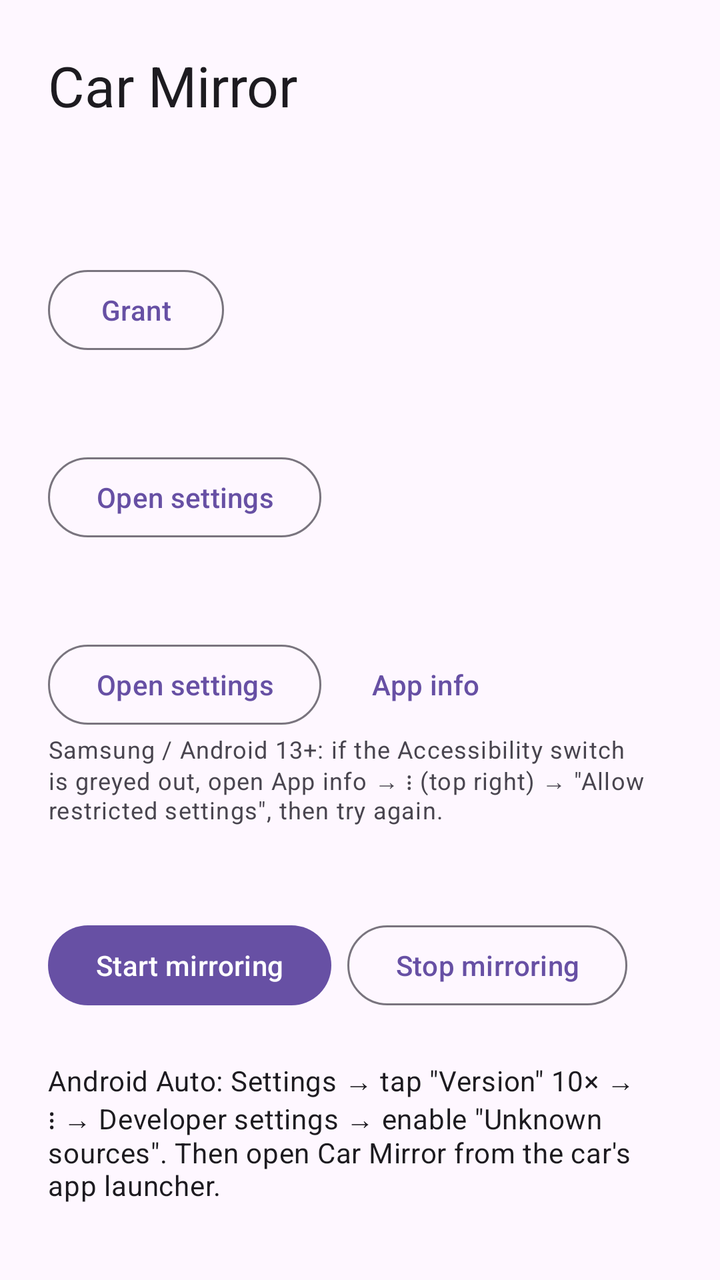
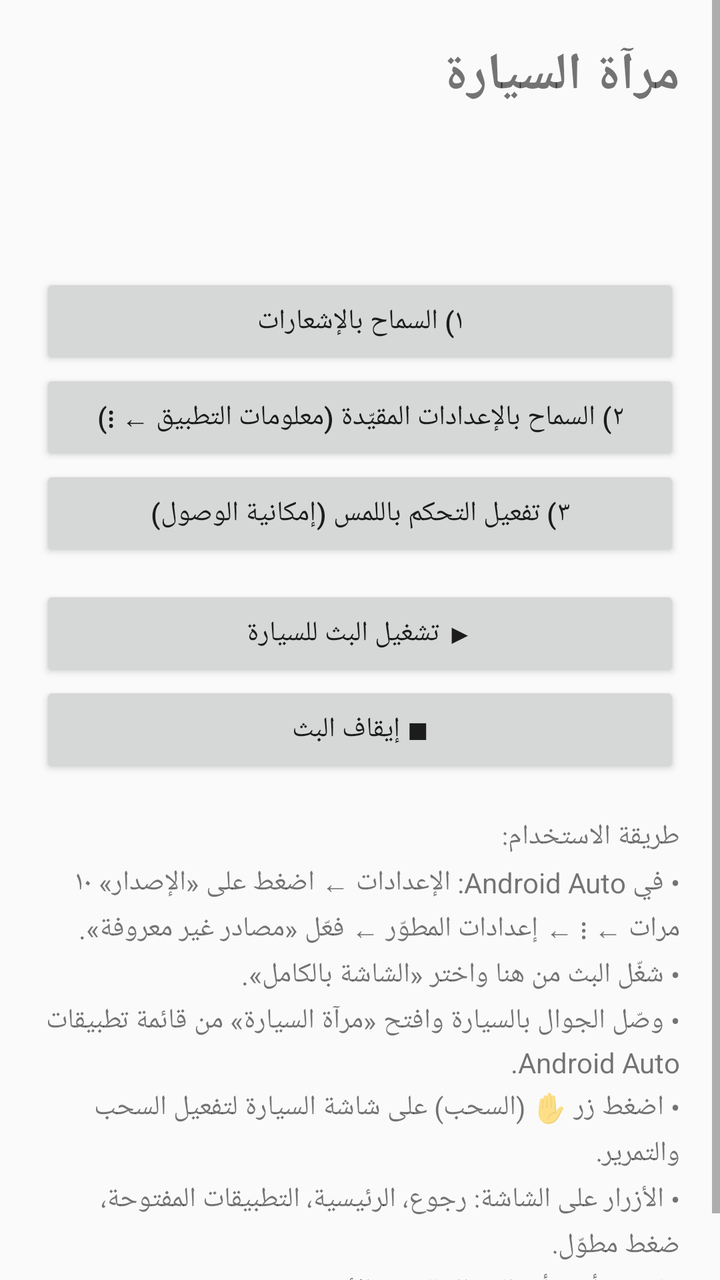

The first picture is an Android layout as it rendered before a commit; the second is the same layout after the commit. The layout source and the unified diff follow.
<!-- AndroidManifest.xml: application theme Theme.CarMirror -->
<!-- res/layout/activity_main.xml -->
<?xml version="1.0" encoding="utf-8"?>
<ScrollView xmlns:android="http://schemas.android.com/apk/res/android"
    android:layout_width="match_parent"
    android:layout_height="match_parent"
    android:fitsSystemWindows="true">

    <LinearLayout
        android:layout_width="match_parent"
        android:layout_height="wrap_content"
        android:orientation="vertical"
        android:padding="24dp">

        <TextView
            android:layout_width="wrap_content"
            android:layout_height="wrap_content"
            android:layout_marginBottom="24dp"
            android:text="@string/app_name"
            android:textAppearance="?attr/textAppearanceHeadlineMedium" />

        
        <TextView android:id="@+id/statusNotifications" style="@style/StepTitle" />
        <com.google.android.material.button.MaterialButton
            android:id="@+id/btnNotifications"
            style="@style/Widget.Material3.Button.OutlinedButton"
            android:layout_width="wrap_content"
            android:layout_height="wrap_content"
            android:text="@string/grant" />

        
        <TextView android:id="@+id/statusOverlay" style="@style/StepTitle" />
        <com.google.android.material.button.MaterialButton
            android:id="@+id/btnOverlay"
            style="@style/Widget.Material3.Button.OutlinedButton"
            android:layout_width="wrap_content"
            android:layout_height="wrap_content"
            android:text="@string/open_settings" />

        
        <TextView android:id="@+id/statusAccessibility" style="@style/StepTitle" />
        <LinearLayout
            android:layout_width="wrap_content"
            android:layout_height="wrap_content"
            android:orientation="horizontal">
            <com.google.android.material.button.MaterialButton
                android:id="@+id/btnAccessibility"
                style="@style/Widget.Material3.Button.OutlinedButton"
                android:layout_width="wrap_content"
                android:layout_height="wrap_content"
                android:layout_marginEnd="8dp"
                android:text="@string/open_settings" />
            <com.google.android.material.button.MaterialButton
                android:id="@+id/btnAppInfo"
                style="@style/Widget.Material3.Button.TextButton"
                android:layout_width="wrap_content"
                android:layout_height="wrap_content"
                android:text="@string/app_info" />
        </LinearLayout>
        <TextView
            android:layout_width="match_parent"
            android:layout_height="wrap_content"
            android:text="@string/restricted_hint"
            android:textAppearance="?attr/textAppearanceBodySmall" />

        
        <TextView android:id="@+id/statusMirror" style="@style/StepTitle" />
        <LinearLayout
            android:layout_width="wrap_content"
            android:layout_height="wrap_content"
            android:orientation="horizontal">
            <com.google.android.material.button.MaterialButton
                android:id="@+id/btnStart"
                android:layout_width="wrap_content"
                android:layout_height="wrap_content"
                android:layout_marginEnd="8dp"
                android:text="@string/start_mirroring" />
            <com.google.android.material.button.MaterialButton
                android:id="@+id/btnStop"
                style="@style/Widget.Material3.Button.OutlinedButton"
                android:layout_width="wrap_content"
                android:layout_height="wrap_content"
                android:text="@string/stop_mirroring" />
        </LinearLayout>

        <TextView
            android:layout_width="match_parent"
            android:layout_height="wrap_content"
            android:layout_marginTop="24dp"
            android:text="@string/aa_hint"
            android:textAppearance="?attr/textAppearanceBodyMedium" />
    </LinearLayout>
</ScrollView>
<!-- resources referenced by this layout -->
<resources>
  <string name="aa_hint">Android Auto: Settings → tap \"Version\" 10× → ⋮ → Developer settings → enable \"Unknown sources\". Then open Car Mirror from the car\'s app launcher.</string>
  <string name="app_info">App info</string>
  <string name="app_name">Car Mirror</string>
  <string name="grant">Grant</string>
  <string name="open_settings">Open settings</string>
  <string name="restricted_hint">Samsung / Android 13+: if the Accessibility switch is greyed out, open App info → ⋮ (top right) → \"Allow restricted settings\", then try again.</string>
  <string name="start_mirroring">Start mirroring</string>
  <string name="stop_mirroring">Stop mirroring</string>
  <style name="StepTitle">
          <item name="android:layout_width">match_parent</item>
          <item name="android:layout_height">wrap_content</item>
          <item name="android:layout_marginTop">20dp</item>
          <item name="android:layout_marginBottom">4dp</item>
          <item name="android:textAppearance">?attr/textAppearanceTitleMedium</item>
      </style>
  <style name="Theme.CarMirror" parent="Theme.Material3.DayNight.NoActionBar" />
</resources>

<!-- the commit's change to res/layout/activity_main.xml (unified diff, before → after) -->
@@ -1,91 +1,73 @@
 <?xml version="1.0" encoding="utf-8"?>
 <ScrollView xmlns:android="http://schemas.android.com/apk/res/android"
     android:layout_width="match_parent"
-    android:layout_height="match_parent"
-    android:fitsSystemWindows="true">
+    android:layout_height="match_parent">
 
     <LinearLayout
         android:layout_width="match_parent"
         android:layout_height="wrap_content"
         android:orientation="vertical"
-        android:padding="24dp">
-
-        <TextView
-            android:layout_width="wrap_content"
-            android:layout_height="wrap_content"
-            android:layout_marginBottom="24dp"
-            android:text="@string/app_name"
-            android:textAppearance="?attr/textAppearanceHeadlineMedium" />
-
-        
-        <TextView android:id="@+id/statusNotifications" style="@style/StepTitle" />
-        <com.google.android.material.button.MaterialButton
-            android:id="@+id/btnNotifications"
-            style="@style/Widget.Material3.Button.OutlinedButton"
-            android:layout_width="wrap_content"
-            android:layout_height="wrap_content"
-            android:text="@string/grant" />
-
-        
-        <TextView android:id="@+id/statusOverlay" style="@style/StepTitle" />
-        <com.google.android.material.button.MaterialButton
-            android:id="@+id/btnOverlay"
-            style="@style/Widget.Material3.Button.OutlinedButton"
-            android:layout_width="wrap_content"
-            android:layout_height="wrap_content"
-            android:text="@string/open_settings" />
-
-        
-        <TextView android:id="@+id/statusAccessibility" style="@style/StepTitle" />
-        <LinearLayout
-            android:layout_width="wrap_content"
-            android:layout_height="wrap_content"
-            android:orientation="horizontal">
-            <com.google.android.material.button.MaterialButton
-                android:id="@+id/btnAccessibility"
-                style="@style/Widget.Material3.Button.OutlinedButton"
-                android:layout_width="wrap_content"
-                android:layout_height="wrap_content"
-                android:layout_marginEnd="8dp"
-                android:text="@string/open_settings" />
-            <com.google.android.material.button.MaterialButton
-                android:id="@+id/btnAppInfo"
-                style="@style/Widget.Material3.Button.TextButton"
-                android:layout_width="wrap_content"
-                android:layout_height="wrap_content"
-                android:text="@string/app_info" />
-        </LinearLayout>
-        <TextView
-            android:layout_width="match_parent"
-            android:layout_height="wrap_content"
-            android:text="@string/restricted_hint"
-            android:textAppearance="?attr/textAppearanceBodySmall" />
-
-        
-        <TextView android:id="@+id/statusMirror" style="@style/StepTitle" />
-        <LinearLayout
-            android:layout_width="wrap_content"
-            android:layout_height="wrap_content"
-            android:orientation="horizontal">
-            <com.google.android.material.button.MaterialButton
-                android:id="@+id/btnStart"
-                android:layout_width="wrap_content"
-                android:layout_height="wrap_content"
-                android:layout_marginEnd="8dp"
-                android:text="@string/start_mirroring" />
-            <com.google.android.material.button.MaterialButton
-                android:id="@+id/btnStop"
-                style="@style/Widget.Material3.Button.OutlinedButton"
-                android:layout_width="wrap_content"
-                android:layout_height="wrap_content"
-                android:text="@string/stop_mirroring" />
-        </LinearLayout>
+        android:padding="20dp">
 
         <TextView
             android:layout_width="match_parent"
             android:layout_height="wrap_content"
-            android:layout_marginTop="24dp"
-            android:text="@string/aa_hint"
-            android:textAppearance="?attr/textAppearanceBodyMedium" />
+            android:text="@string/app_name"
+            android:textSize="26sp"
+            android:textStyle="bold" />
+
+        <TextView
+            android:id="@+id/statusAccessibility"
+            android:layout_width="match_parent"
+            android:layout_height="wrap_content"
+            android:layout_marginTop="16dp"
+            android:textSize="16sp" />
+
+        <TextView
+            android:id="@+id/statusMirror"
+            android:layout_width="match_parent"
+            android:layout_height="wrap_content"
+            android:layout_marginTop="6dp"
+            android:textSize="16sp" />
+
+        <Button
+            android:id="@+id/btnNotifications"
+            android:layout_width="match_parent"
+            android:layout_height="wrap_content"
+            android:layout_marginTop="16dp"
+            android:text="١) السماح بالإشعارات" />
+
+        <Button
+            android:id="@+id/btnRestricted"
+            android:layout_width="match_parent"
+            android:layout_height="wrap_content"
+            android:text="٢) السماح بالإعدادات المقيّدة (معلومات التطبيق ← ⋮)" />
+
+        <Button
+            android:id="@+id/btnAccessibility"
+            android:layout_width="match_parent"
+            android:layout_height="wrap_content"
+            android:text="٣) تفعيل التحكم باللمس (إمكانية الوصول)" />
+
+        <Button
+            android:id="@+id/btnStart"
+            android:layout_width="match_parent"
+            android:layout_height="wrap_content"
+            android:layout_marginTop="12dp"
+            android:text="▶ تشغيل البث للسيارة" />
+
+        <Button
+            android:id="@+id/btnStop"
+            android:layout_width="match_parent"
+            android:layout_height="wrap_content"
+            android:text="■ إيقاف البث" />
+
+        <TextView
+            android:layout_width="match_parent"
+            android:layout_height="wrap_content"
+            android:layout_marginTop="20dp"
+            android:lineSpacingExtra="4dp"
+            android:textSize="14sp"
+            android:text="طريقة الاستخدام:\n• في Android Auto: الإعدادات ← اضغط على «الإصدار» ١٠ مرات ← ⋮ ← إعدادات المطوّر ← فعّل «مصادر غير معروفة».\n• شغّل البث من هنا واختر «الشاشة بالكامل».\n• وصّل الجوال بالسيارة وافتح «مرآة السيارة» من قائمة تطبيقات Android Auto.\n• اضغط زر ✋ (السحب) على شاشة السيارة لتفعيل السحب والتمرير.\n• الأزرار على الشاشة: رجوع، الرئيسية، التطبيقات المفتوحة، ضغط مطوّل.\n• لعرض أكبر: أدر الجوال للوضع الأفقي." />
     </LinearLayout>
 </ScrollView>
<!-- resource entries referenced after the edit -->
@@ -1,20 +1,10 @@
 <!-- resources referenced by this layout -->
 <resources>
-  <string name="aa_hint">Android Auto: Settings → tap \"Version\" 10× → ⋮ → Developer settings → enable \"Unknown sources\". Then open Car Mirror from the car\'s app launcher.</string>
-  <string name="app_info">App info</string>
-  <string name="app_name">Car Mirror</string>
-  <string name="grant">Grant</string>
-  <string name="open_settings">Open settings</string>
-  <string name="restricted_hint">Samsung / Android 13+: if the Accessibility switch is greyed out, open App info → ⋮ (top right) → \"Allow restricted settings\", then try again.</string>
-  <string name="start_mirroring">Start mirroring</string>
-  <string name="stop_mirroring">Stop mirroring</string>
-  <style name="StepTitle">
-          <item name="android:layout_width">match_parent</item>
-          <item name="android:layout_height">wrap_content</item>
-          <item name="android:layout_marginTop">20dp</item>
-          <item name="android:layout_marginBottom">4dp</item>
-          <item name="android:textAppearance">?attr/textAppearanceTitleMedium</item>
+  <string name="app_name">مرآة السيارة</string>
+  <style name="Theme.CarMirror" parent="Theme.AppCompat.DayNight.DarkActionBar">
+          <item name="colorPrimary">#1565C0</item>
+          <item name="colorPrimaryDark">#0D47A1</item>
+          <item name="colorAccent">#26A69A</item>
       </style>
-  <style name="Theme.CarMirror" parent="Theme.Material3.DayNight.NoActionBar" />
 </resources>
 
